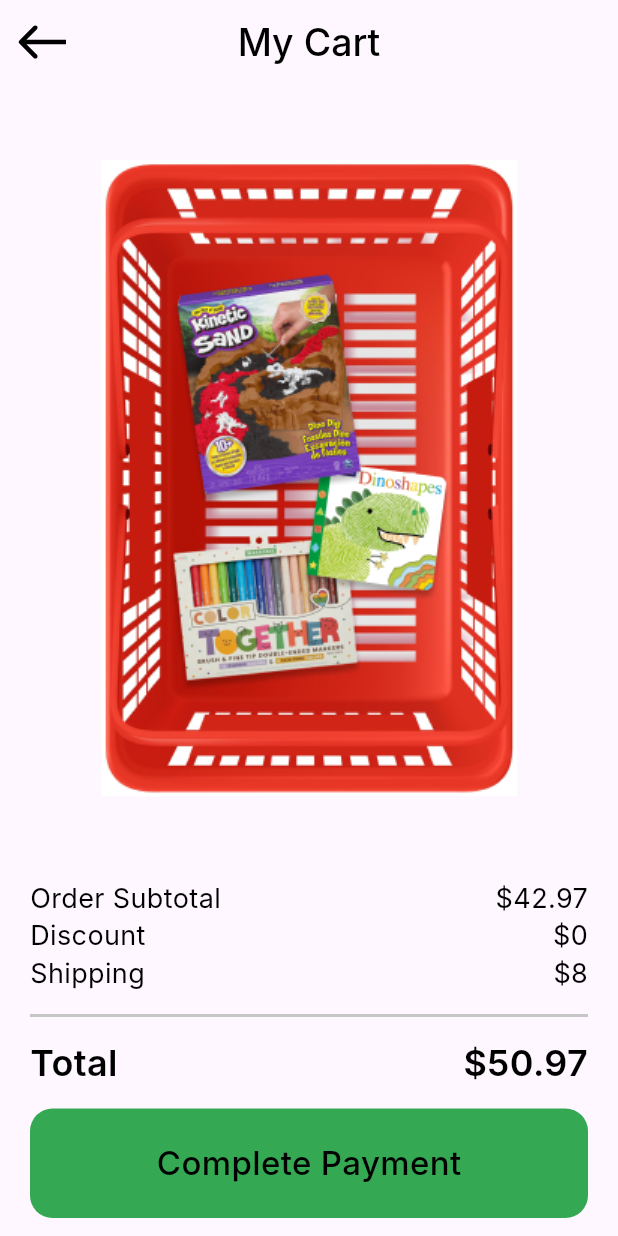
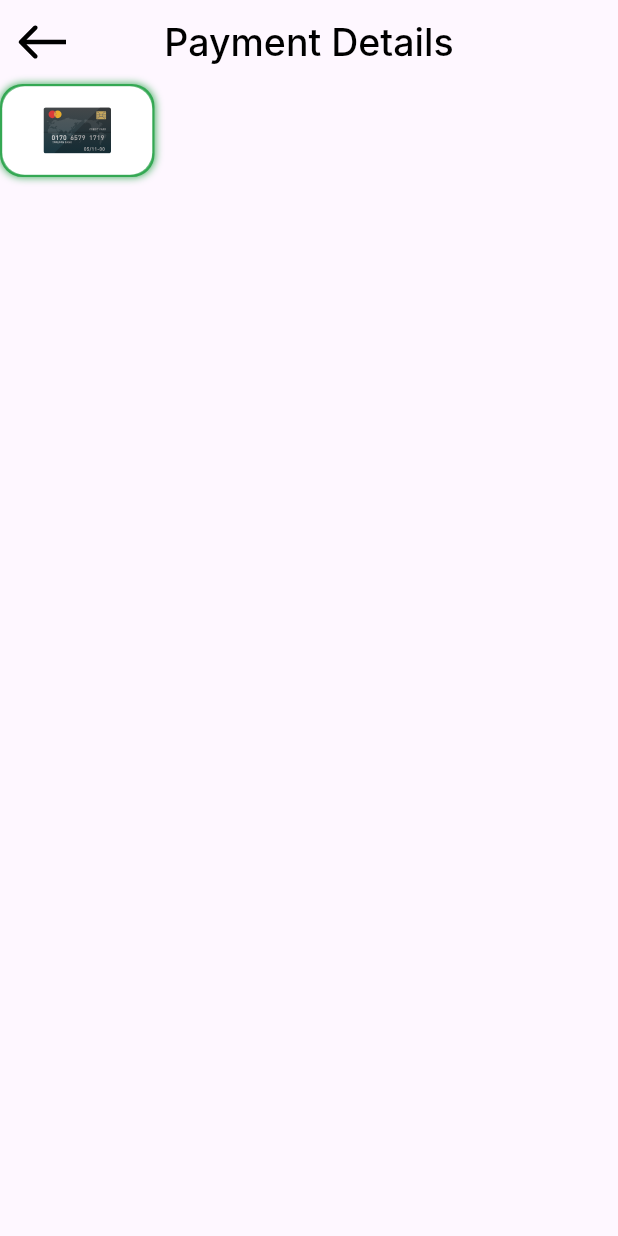
Before and after one commit to ali4hassan9ali2022/payment, a Flutter app: the screen it shows after launch, after a tap on "Complete Payment", on a phone screen of 412 x 824 dp. Run offline on Flutter 3.47's test engine with Material 3 defaults, Android fonts, the phone set to English and light mode, and no system bars; our stand-ins replace flutter_svg; Roboto replaces fonts that are missing (Inter).

Commit message:
add payment method itme to payment details view

```diff
--- a/lib/Featured/checkout/Presentation/Views/Widgets/my_card_view_body.dart
+++ b/lib/Featured/checkout/Presentation/Views/Widgets/my_card_view_body.dart
@@ -5,6 +5,7 @@ import 'package:payment_app/Core/Widgets/custom_button.dart';
 import 'package:payment_app/Core/Widgets/custom_divider.dart';
 import 'package:payment_app/Featured/checkout/Presentation/Views/Widgets/order_info_item.dart';
 import 'package:payment_app/Featured/checkout/Presentation/Views/Widgets/total_price.dart';
+import 'package:payment_app/Featured/checkout/Presentation/Views/payment_details_view.dart';
 
 class MyCardViewBody extends StatelessWidget {
   const MyCardViewBody({super.key});
@@ -32,7 +33,11 @@ class MyCardViewBody extends StatelessWidget {
           SizedBox(height: 16),
           //! Button
           CustomButton(
-            onTap: () {},
+            onTap: () {
+              Navigator.of(context).push(
+                MaterialPageRoute(builder: (context) => PaymentDetailsView()),
+              );
+            },
             borderRadius: 15,
             color: Color(0xff34a853),
             width: double.infinity,
--- /dev/null
+++ b/lib/Featured/checkout/Presentation/Views/Widgets/payment_details_view_body.dart
@@ -0,0 +1,11 @@
+import 'package:flutter/material.dart';
+import 'package:payment_app/Featured/checkout/Presentation/Views/Widgets/payment_method_item.dart';
+
+class PaymentDetailsViewBody extends StatelessWidget {
+  const PaymentDetailsViewBody({super.key});
+
+  @override
+  Widget build(BuildContext context) {
+    return Column(children: [PaymentMethodItem()]);
+  }
+}
--- /dev/null
+++ b/lib/Featured/checkout/Presentation/Views/Widgets/payment_method_item.dart
@@ -0,0 +1,37 @@
+import 'package:flutter/material.dart';
+import 'package:flutter_svg/svg.dart';
+import 'package:payment_app/Core/Utils/assets.dart';
+
+class PaymentMethodItem extends StatelessWidget {
+  const PaymentMethodItem({super.key});
+
+  @override
+  Widget build(BuildContext context) {
+    return Container(
+      width: 103,
+      height: 62,
+
+      decoration: ShapeDecoration(
+        shadows: [
+          BoxShadow(
+            color: Color(0xff34A853),
+            blurRadius: 4,
+            offset: Offset(0, 0),
+            spreadRadius: 0,
+          ),
+        ],
+        shape: RoundedRectangleBorder(
+          side: BorderSide(color: Color(0xff34A853), width: 1.50),
+          borderRadius: BorderRadius.circular(15),
+        ),
+      ),
+      child: Container(
+        decoration: BoxDecoration(
+          color: Colors.white,
+          borderRadius: BorderRadius.circular(15),
+        ),
+        child: Center(child: SvgPicture.asset(Assets.imagesCard)),
+      ),
+    );
+  }
+}
--- /dev/null
+++ b/lib/Featured/checkout/Presentation/Views/payment_details_view.dart
@@ -0,0 +1,15 @@
+import 'package:flutter/material.dart';
+import 'package:payment_app/Core/Helper/app_helper.dart';
+import 'package:payment_app/Featured/checkout/Presentation/Views/Widgets/payment_details_view_body.dart';
+
+class PaymentDetailsView extends StatelessWidget {
+  const PaymentDetailsView({super.key});
+
+  @override
+  Widget build(BuildContext context) {
+    return Scaffold(
+      appBar: AppHelper.buildAppbar(title: "Payment Details"),
+      body: PaymentDetailsViewBody(),
+    );
+  }
+}
```
